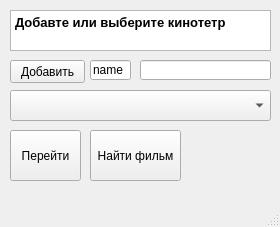
Qt form chain.ui (AnastasiaPotapova/Cinematic) before a commit.
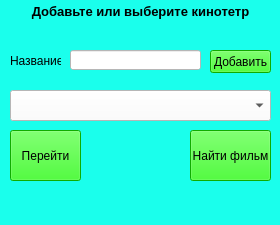
The same form after that commit.

Patch:
```diff
--- a/chain.ui
+++ b/chain.ui
@@ -7,12 +7,27 @@
     <x>0</x>
     <y>0</y>
     <width>280</width>
-    <height>227</height>
+    <height>225</height>
    </rect>
   </property>
+  <property name="minimumSize">
+   <size>
+    <width>0</width>
+    <height>0</height>
+   </size>
+  </property>
+  <property name="maximumSize">
+   <size>
+    <width>280</width>
+    <height>227</height>
+   </size>
+  </property>
   <property name="windowTitle">
    <string>MainWindow</string>
   </property>
+  <property name="styleSheet">
+   <string notr="true">background-color: rgb(26, 255, 236);</string>
+  </property>
   <widget class="QWidget" name="centralwidget">
    <widget class="QComboBox" name="boxcinema">
     <property name="geometry">
@@ -23,26 +38,36 @@
       <height>31</height>
      </rect>
     </property>
+    <property name="styleSheet">
+     <string notr="true">background-color: rgb(255, 255, 255);</string>
+    </property>
    </widget>
    <widget class="QLineEdit" name="name_cinema">
     <property name="geometry">
      <rect>
-      <x>140</x>
-      <y>60</y>
+      <x>70</x>
+      <y>50</y>
       <width>131</width>
       <height>20</height>
      </rect>
     </property>
+    <property name="styleSheet">
+     <string notr="true">background-color: rgb(255, 255, 255);</string>
+    </property>
    </widget>
    <widget class="QPushButton" name="btnadd_cinema">
     <property name="geometry">
      <rect>
-      <x>10</x>
-      <y>60</y>
-      <width>75</width>
+      <x>210</x>
+      <y>50</y>
+      <width>61</width>
       <height>23</height>
      </rect>
     </property>
+    <property name="styleSheet">
+     <string notr="true">background-color: rgb(24, 241, 0);
+</string>
+    </property>
     <property name="text">
      <string>Добавить</string>
     </property>
@@ -56,53 +81,65 @@
       <height>51</height>
      </rect>
     </property>
+    <property name="styleSheet">
+     <string notr="true">background-color: rgb(24, 241, 0);</string>
+    </property>
     <property name="text">
      <string>Перейти</string>
     </property>
    </widget>
-   <widget class="QLineEdit" name="name_cinema_8">
-    <property name="geometry">
-     <rect>
-      <x>90</x>
-      <y>60</y>
-      <width>41</width>
-      <height>20</height>
-     </rect>
-    </property>
-    <property name="text">
-     <string>name</string>
-    </property>
-   </widget>
    <widget class="QTextBrowser" name="textBrowser">
     <property name="geometry">
      <rect>
       <x>10</x>
-      <y>10</y>
+      <y>0</y>
       <width>261</width>
-      <height>41</height>
+      <height>31</height>
      </rect>
     </property>
+    <property name="styleSheet">
+     <string notr="true">background-color: transparent;</string>
+    </property>
+    <property name="frameShape">
+     <enum>QFrame::NoFrame</enum>
+    </property>
     <property name="html">
      <string>&lt;!DOCTYPE HTML PUBLIC &quot;-//W3C//DTD HTML 4.0//EN&quot; &quot;http://www.w3.org/TR/REC-html40/strict.dtd&quot;&gt;
 &lt;html&gt;&lt;head&gt;&lt;meta name=&quot;qrichtext&quot; content=&quot;1&quot; /&gt;&lt;style type=&quot;text/css&quot;&gt;
 p, li { white-space: pre-wrap; }
 &lt;/style&gt;&lt;/head&gt;&lt;body style=&quot; font-family:'MS Shell Dlg 2'; font-size:8.25pt; font-weight:400; font-style:normal;&quot;&gt;
-&lt;p style=&quot; margin-top:0px; margin-bottom:0px; margin-left:0px; margin-right:0px; -qt-block-indent:0; text-indent:0px;&quot;&gt;&lt;span style=&quot; font-size:10pt; font-weight:600;&quot;&gt;Добавте или выберите кинотетр&lt;/span&gt;&lt;/p&gt;&lt;/body&gt;&lt;/html&gt;</string>
+&lt;p align=&quot;center&quot; style=&quot; margin-top:0px; margin-bottom:0px; margin-left:0px; margin-right:0px; -qt-block-indent:0; text-indent:0px;&quot;&gt;&lt;span style=&quot; font-size:10pt; font-weight:600; color:#000000;&quot;&gt;Добавьте или выберите кинотетр&lt;/span&gt;&lt;/p&gt;&lt;/body&gt;&lt;/html&gt;</string>
     </property>
    </widget>
    <widget class="QPushButton" name="search_film">
     <property name="geometry">
      <rect>
-      <x>90</x>
+      <x>190</x>
       <y>130</y>
-      <width>91</width>
+      <width>81</width>
       <height>51</height>
      </rect>
     </property>
+    <property name="styleSheet">
+     <string notr="true">background-color: rgb(24, 241, 0);</string>
+    </property>
     <property name="text">
      <string>Найти фильм</string>
     </property>
    </widget>
+   <widget class="QLabel" name="name_cinema_wr">
+    <property name="geometry">
+     <rect>
+      <x>10</x>
+      <y>50</y>
+      <width>51</width>
+      <height>21</height>
+     </rect>
+    </property>
+    <property name="text">
+     <string>Название:</string>
+    </property>
+   </widget>
   </widget>
   <widget class="QMenuBar" name="menubar">
    <property name="geometry">
```
